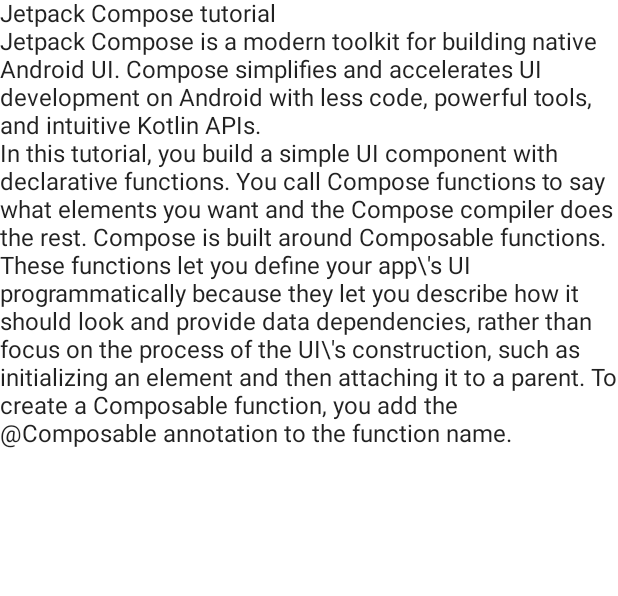
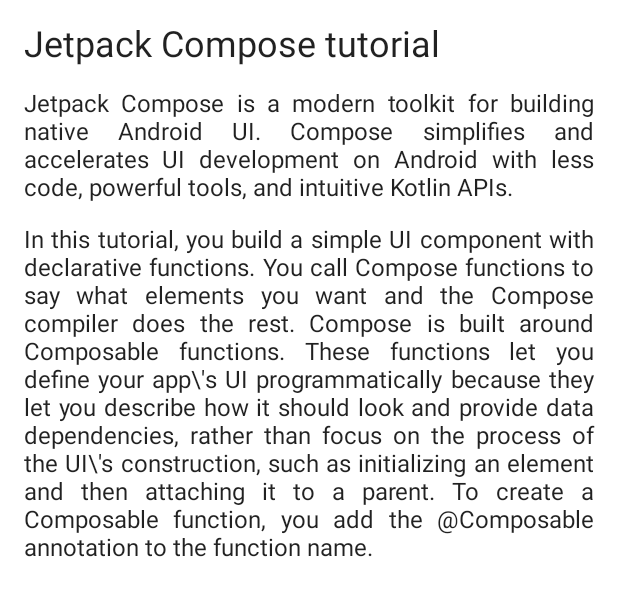
Before and after one commit to sameemul-haque/Android-Basics-with-Compose-Tutorial, an Android app built with Jetpack Compose: the @Preview function DefaultPreview, on a phone screen of 412 x 824 dp. Shown: the top 596 px of the screen. Run offline under Robolectric (Android 15) with nearby library versions, the phone set to English and light mode, and no system bars.

Commit message:
text font size changed, padding added, alignment added.

```diff
--- a/app/src/main/java/com/samhaqk/composearticle/MainActivity.kt
+++ b/app/src/main/java/com/samhaqk/composearticle/MainActivity.kt
@@ -61,9 +61,9 @@
 @Composable
 fun Article(heading: String, short_para: String, long_para: String) {
     Column {
-        Text(text = heading)
-        Text(text = short_para)
-        Text(text = long_para)
+        Text(text = heading, fontSize = 24.sp,modifier = Modifier.padding(16.dp))
+        Text(text = short_para, textAlign = TextAlign.Justify, modifier = Modifier.padding(start = 16.dp, end = 16.dp))
+        Text(text = long_para, textAlign = TextAlign.Justify, modifier = Modifier.padding(16.dp))
     }
 }
 
```
